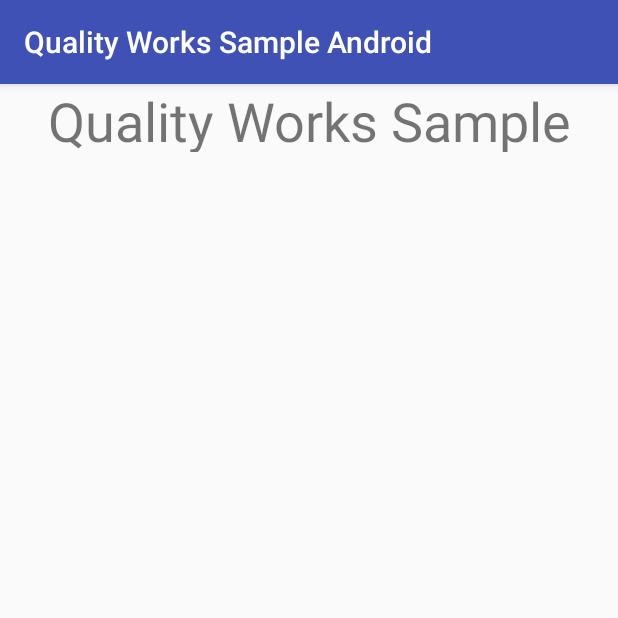
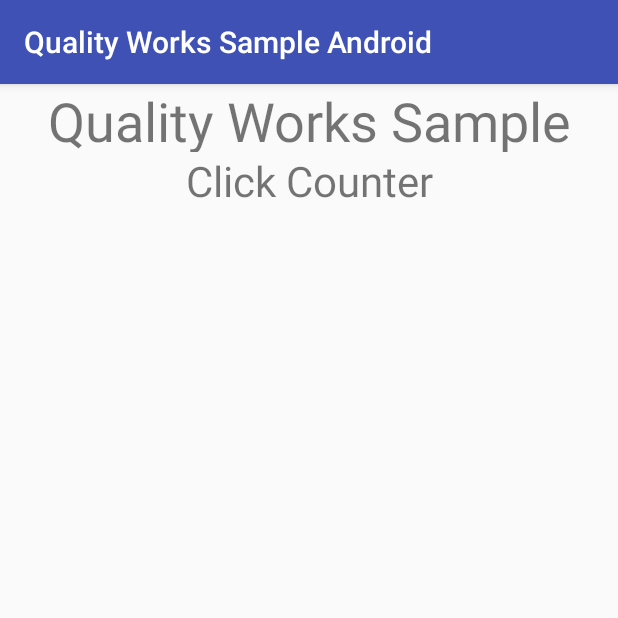
Before and after one commit to SonaliDuttaDev/Quality-Works-Sample-Android-app, an Android app: the screen it shows after launch (HomeActivity), on a phone screen of 412 x 824 dp, the top half of it. Run offline under Robolectric (Android 15) with nearby library versions, the phone set to English and light mode, and no system bars.

Commit message:
Click Counter now hardcoded into RecyclerView and now has an intent that goes to a blank screen. This is enough to write a few basic tests for Android on the Appium Java project

```diff
--- a/app/build.gradle
+++ b/app/build.gradle
@@ -26,6 +26,6 @@ dependencies {
     })
     compile 'com.android.support:appcompat-v7:25.3.1'
     compile 'com.android.support.constraint:constraint-layout:1.0.2'
+    compile 'com.android.support:recyclerview-v7:25.3.1'
     testCompile 'junit:junit:4.12'
-    compile 'com.android.support:recyclerview-v7:25.3.1'
 }
--- a/app/src/main/AndroidManifest.xml
+++ b/app/src/main/AndroidManifest.xml
@@ -1,6 +1,5 @@
 <?xml version="1.0" encoding="utf-8"?>
 <manifest xmlns:android="http://schemas.android.com/apk/res/android"
-
     package="com.qualityworkscg.qualityworkssampleandroid">
 
     <application
@@ -17,6 +16,7 @@
                 <category android:name="android.intent.category.LAUNCHER" />
             </intent-filter>
         </activity>
+        <activity android:name=".ClickCounterActivity"></activity>
     </application>
 
 </manifest>
--- a/app/src/main/java/com/qualityworkscg/qualityworkssampleandroid/HomeActivity.java
+++ b/app/src/main/java/com/qualityworkscg/qualityworkssampleandroid/HomeActivity.java
@@ -1,15 +1,19 @@
 package com.qualityworkscg.qualityworkssampleandroid;
 
+import android.content.Intent;
 import android.support.v7.app.AppCompatActivity;
 import android.os.Bundle;
 import android.support.v7.widget.LinearLayoutManager;
 import android.support.v7.widget.RecyclerView;
+import android.util.Log;
+import android.view.View;
 
 public class HomeActivity extends AppCompatActivity {
 
     private RecyclerView sectionsRecyclerView;
     private RecyclerView.Adapter mAdapter;
     private RecyclerView.LayoutManager mLayoutManager;
+    private String[] sections;
 
     @Override
     protected void onCreate(Bundle savedInstanceState) {
@@ -23,8 +27,18 @@ public class HomeActivity extends AppCompatActivity {
         mLayoutManager = new LinearLayoutManager(this);
         sectionsRecyclerView.setLayoutManager(mLayoutManager);
 
+        sections = new String[]{"Click Counter"};
 
-        mAdapter = new SectionAdapter(new String[]{});
+        mAdapter = new SectionAdapter(sections);
         sectionsRecyclerView.setAdapter(mAdapter);
+
+        sectionsRecyclerView.addOnItemTouchListener(new RecyclerItemClickListener(this, new RecyclerItemClickListener.OnItemClickListener() {
+            @Override
+            public void onItemClick(View view, int position) {
+                Log.i("Row Clicked:"+position, sections[position]);
+                Intent intent = new Intent(HomeActivity.this, ClickCounterActivity.class);
+                startActivity(intent);
+            }
+        }));
     }
 }
--- /dev/null
+++ b/app/src/main/java/com/qualityworkscg/qualityworkssampleandroid/RecyclerItemClickListener.java
@@ -0,0 +1,46 @@
+package com.qualityworkscg.qualityworkssampleandroid;
+
+import android.content.Context;
+import android.support.v7.widget.RecyclerView;
+import android.view.GestureDetector;
+import android.view.MotionEvent;
+import android.view.View;
+
+/**
+ * Created by Javon Davis on 7/25/17.
+ */
+
+public class RecyclerItemClickListener implements RecyclerView.OnItemTouchListener {
+    private OnItemClickListener mListener;
+
+    public interface OnItemClickListener {
+        void onItemClick(View view, int position);
+    }
+
+    GestureDetector mGestureDetector;
+
+    public RecyclerItemClickListener(Context context, OnItemClickListener listener) {
+        mListener = listener;
+        mGestureDetector = new GestureDetector(context, new GestureDetector.SimpleOnGestureListener() {
+            @Override public boolean onSingleTapUp(MotionEvent e) {
+                return true;
+            }
+        });
+    }
+
+    @Override public boolean onInterceptTouchEvent(RecyclerView view, MotionEvent e) {
+        View childView = view.findChildViewUnder(e.getX(), e.getY());
+        if (childView != null && mListener != null && mGestureDetector.onTouchEvent(e)) {
+            mListener.onItemClick(childView, view.getChildLayoutPosition(childView));
+            return true;
+        }
+        return false;
+    }
+
+    @Override public void onTouchEvent(RecyclerView view, MotionEvent motionEvent) { }
+
+    @Override
+    public void onRequestDisallowInterceptTouchEvent(boolean disallowIntercept) {
+
+    }
+}
--- a/app/src/main/java/com/qualityworkscg/qualityworkssampleandroid/SectionAdapter.java
+++ b/app/src/main/java/com/qualityworkscg/qualityworkssampleandroid/SectionAdapter.java
@@ -1,11 +1,14 @@
 package com.qualityworkscg.qualityworkssampleandroid;
 
 import android.support.v7.widget.RecyclerView;
+import android.util.Log;
+import android.view.LayoutInflater;
+import android.view.View;
 import android.view.ViewGroup;
 import android.widget.TextView;
 
 /**
- * Created by qualityworks on 7/24/17.
+ * Created by Javon Davis on 7/24/17.
  */
 
 public class SectionAdapter extends RecyclerView.Adapter<SectionAdapter.ViewHolder> {
@@ -13,26 +16,30 @@ public class SectionAdapter extends RecyclerView.Adapter<SectionAdapter.ViewHold
     private String[] sections;
 
     static class ViewHolder extends RecyclerView.ViewHolder {
+
         // each data item is just a string in this case
-        public TextView mTextView;
-        public ViewHolder(TextView v) {
+        TextView mTextView;
+        ViewHolder(TextView v) {
             super(v);
             mTextView = v;
         }
     }
 
-    public SectionAdapter(String[] sections) {
+    SectionAdapter(String[] sections) {
         this.sections = sections;
     }
 
     @Override
     public ViewHolder onCreateViewHolder(ViewGroup parent, int viewType) {
-        return null;
+        TextView textView = (TextView) LayoutInflater.from(parent.getContext())
+                .inflate(R.layout.section_textview, parent, false);
+
+        return new ViewHolder(textView);
     }
 
     @Override
     public void onBindViewHolder(ViewHolder holder, int position) {
-
+        holder.mTextView.setText(sections[position]);
     }
 
     @Override
--- a/app/src/main/res/layout/activity_home.xml
+++ b/app/src/main/res/layout/activity_home.xml
@@ -17,7 +17,7 @@
 
     <android.support.v7.widget.RecyclerView
         android:id="@+id/sections_recyclerview"
-        android:layout_width="0dp"
+        android:layout_width="match_parent"
         android:layout_height="match_parent"
         android:layout_weight="1" />
 
--- /dev/null
+++ b/app/src/main/res/layout/section_textview.xml
@@ -0,0 +1,6 @@
+<?xml version="1.0" encoding="utf-8"?>
+<TextView xmlns:android="http://schemas.android.com/apk/res/android"
+    android:textAlignment="center"
+    android:textSize="28sp"
+    android:layout_width="match_parent"
+    android:layout_height="wrap_content" />
```
Also changed, not shown: app/src/main/java/com/qualityworkscg/qualityworkssampleandroid/ClickCounterActivity.java (added, +13 -0 lines), app/src/main/res/layout/activity_click_counter.xml (added, +9 -0 lines).
